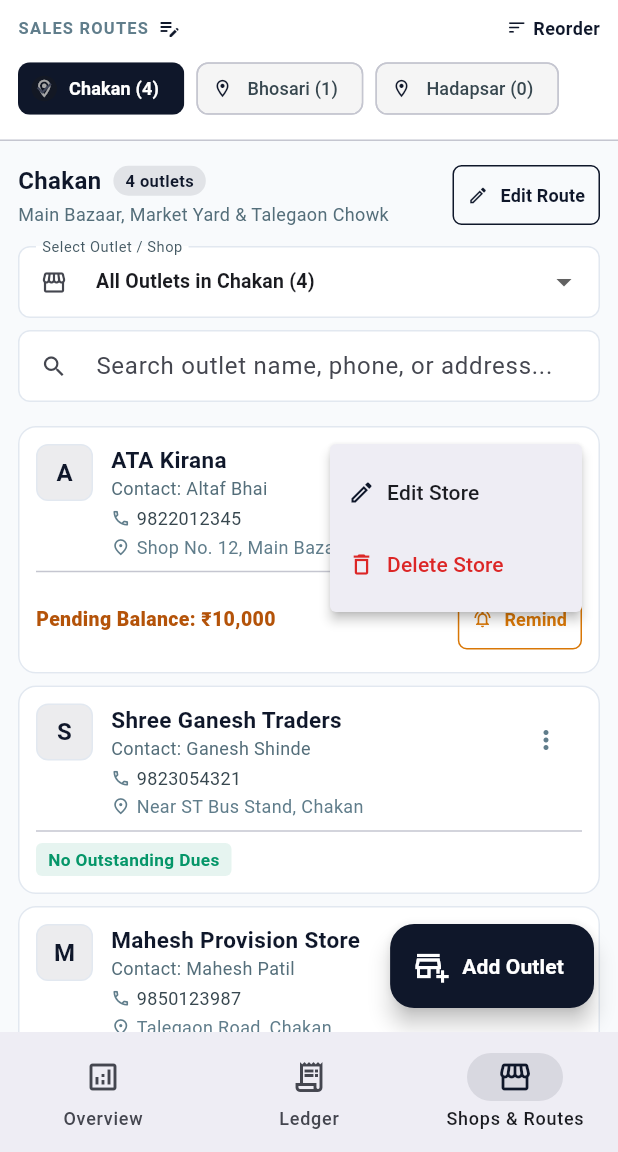
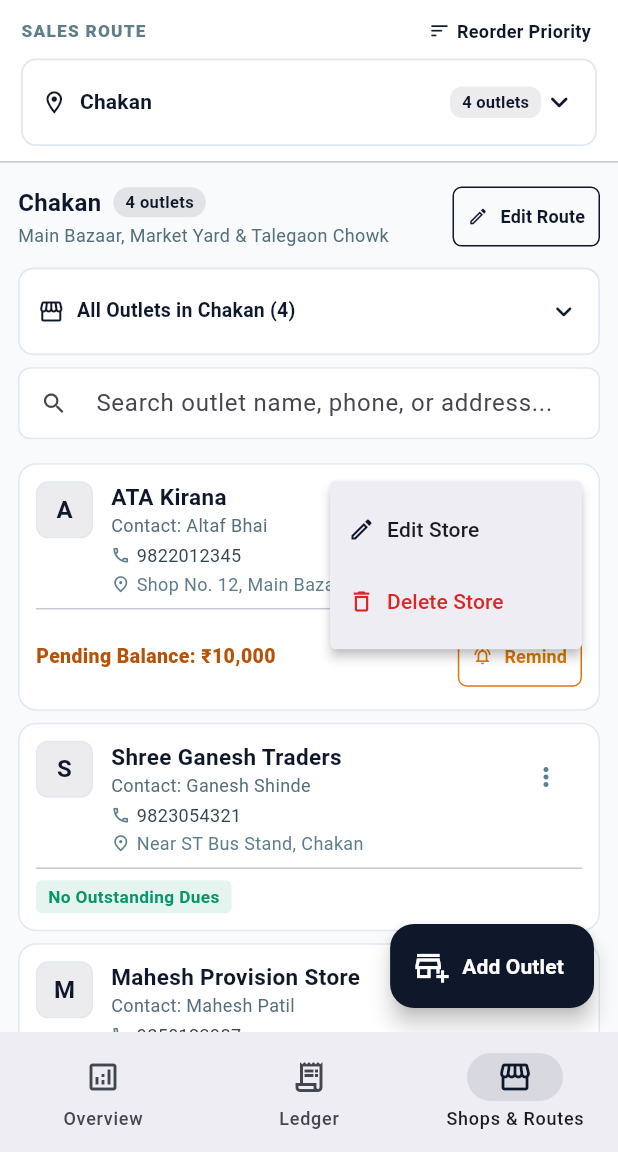
Before and after one commit to AtharvaKalhatkar/collection-app, a Flutter app: the screen it shows after launch, item 3 of the bottom bar chosen, after a tap on the "more vert" icon, on a phone screen of 412 x 824 dp, the part 84-1236 px from its top. Run offline on Flutter 3.47's test engine with Material 3 defaults, Android fonts, the phone set to English and light mode, and no system bars; our stand-ins replace cloud_firestore, firebase_core, firebase_storage, image_picker, pdf, printing and 1 more; missing offline and left inert: dart:html, excel; accounts and stored records are empty; statements that could not run were skipped.

Commit message:
feat: Convert sliding route chips to dropdown, fix outlet dropdown styling, and enforce route priority across app

```diff
--- a/lib/providers/collection_provider.dart
+++ b/lib/providers/collection_provider.dart
@@ -31,7 +31,11 @@ class CollectionProvider extends ChangeNotifier {
   String? _filterRouteId; // null means 'All'
   String _searchQuery = '';
 
-  List<RouteModel> get routes => _routes;
+  List<RouteModel> get routes {
+    final list = List<RouteModel>.from(_routes);
+    list.sort((a, b) => a.priority.compareTo(b.priority));
+    return list;
+  }
   List<ShopModel> get shops => _shops;
   List<CollectionModel> get collections => _collections;
   List<PendingBillModel> get pendingBills => _pendingBills;
@@ -84,6 +88,16 @@ class CollectionProvider extends ChangeNotifier {
     }
 
     _routes.sort((a, b) => a.priority.compareTo(b.priority));
+    bool routesResave = false;
+    for (int i = 0; i < _routes.length; i++) {
+      if (_routes[i].priority != i + 1) {
+        _routes[i] = _routes[i].copyWith(priority: i + 1);
+        routesResave = true;
+      }
+    }
+    if (routesResave) {
+      await _storage.saveRoutes(_routes);
+    }
 
     // Instant UI load from local cache
     _isLoading = false;
@@ -437,11 +451,52 @@ class CollectionProvider extends ChangeNotifier {
     if (idx != -1) {
       _routes[idx] = _routes[idx].copyWith(priority: newPriority);
       _routes.sort((a, b) => a.priority.compareTo(b.priority));
+      for (int i = 0; i < _routes.length; i++) {
+        _routes[i] = _routes[i].copyWith(priority: i + 1);
+        if (_firebase.isInitialized) {
+          _firebase.saveRoute(_routes[i]);
+        }
+      }
       await _storage.saveRoutes(_routes);
       notifyListeners();
-      if (_firebase.isInitialized) {
-        _firebase.saveRoute(_routes[idx]);
+    }
+  }
+
+  Future<void> setRouteOrder(List<String> orderedRouteIds) async {
+    for (int i = 0; i < orderedRouteIds.length; i++) {
+      final id = orderedRouteIds[i];
+      final idx = _routes.indexWhere((r) => r.id == id);
+      if (idx != -1) {
+        _routes[idx] = _routes[idx].copyWith(priority: i + 1);
+        if (_firebase.isInitialized) {
+          _firebase.saveRoute(_routes[idx]);
+        }
       }
+    }
+    _routes.sort((a, b) => a.priority.compareTo(b.priority));
+    await _storage.saveRoutes(_routes);
+    notifyListeners();
+  }
+
+  Future<void> moveRouteUp(String routeId) async {
+    final currentRoutes = routes;
+    final idx = currentRoutes.indexWhere((r) => r.id == routeId);
+    if (idx > 0) {
+      final temp = currentRoutes[idx];
+      currentRoutes[idx] = currentRoutes[idx - 1];
+      currentRoutes[idx - 1] = temp;
+      await setRouteOrder(currentRoutes.map((r) => r.id).toList());
+    }
+  }
+
+  Future<void> moveRouteDown(String routeId) async {
+    final currentRoutes = routes;
+    final idx = currentRoutes.indexWhere((r) => r.id == routeId);
+    if (idx != -1 && idx < currentRoutes.length - 1) {
+      final temp = currentRoutes[idx];
+      currentRoutes[idx] = currentRoutes[idx + 1];
+      currentRoutes[idx + 1] = temp;
+      await setRouteOrder(currentRoutes.map((r) => r.id).toList());
     }
   }
 
--- a/lib/screens/routes_shops_screen.dart
+++ b/lib/screens/routes_shops_screen.dart
@@ -78,16 +78,11 @@ class _RoutesShopsScreenState extends State<RoutesShopsScreen> {
                                 icon: const Icon(Icons.arrow_upward, size: 18),
                                 tooltip: 'Move Up',
                                 onPressed: idx > 0
-                                    ? () {
-                                        final currentPriority = idx + 1;
-                                        final prevRoute = routes[idx - 1];
-                                        final prevPriority = idx;
-                                        provider.updateRoutePriority(r.id, prevPriority);
-                                        provider.updateRoutePriority(prevRoute.id, currentPriority);
+                                    ? () async {
+                                        await provider.moveRouteUp(r.id);
                                         setDialogState(() {
-                                          routes[idx] = r.copyWith(priority: prevPriority);
-                                          routes[idx - 1] = prevRoute.copyWith(priority: currentPriority);
-                                          routes.sort((a, b) => a.priority.compareTo(b.priority));
+                                          routes.clear();
+                                          routes.addAll(provider.routes);
                                         });
                                       }
                                     : null,
@@ -96,16 +91,11 @@ class _RoutesShopsScreenState extends State<RoutesShopsScreen> {
                                 icon: const Icon(Icons.arrow_downward, size: 18),
                                 tooltip: 'Move Down',
                                 onPressed: idx < routes.length - 1
-                                    ? () {
-                                        final currentPriority = idx + 1;
-                                        final nextRoute = routes[idx + 1];
-                                        final nextPriority = idx + 2;
-                                        provider.updateRoutePriority(r.id, nextPriority);
-                                        provider.updateRoutePriority(nextRoute.id, currentPriority);
+                                    ? () async {
+                                        await provider.moveRouteDown(r.id);
                                         setDialogState(() {
-                                          routes[idx] = r.copyWith(priority: nextPriority);
-                                          routes[idx + 1] = nextRoute.copyWith(priority: currentPriority);
-                                          routes.sort((a, b) => a.priority.compareTo(b.priority));
+                                          routes.clear();
+                                          routes.addAll(provider.routes);
                                         });
                                       }
                                     : null,
@@ -240,9 +230,9 @@ class _RoutesShopsScreenState extends State<RoutesShopsScreen> {
       ),
       body: Column(
         children: [
-          // Route Horizontal Selector Bar with Priority Badges
+          // Route Dropdown Selector Bar
           Container(
-            padding: const EdgeInsets.symmetric(vertical: 10, horizontal: 12),
+            padding: const EdgeInsets.symmetric(vertical: 10, horizontal: 14),
             color: Colors.white,
             child: Column(
               crossAxisAlignment: CrossAxisAlignment.start,
@@ -250,32 +240,26 @@ class _RoutesShopsScreenState extends State<RoutesShopsScreen> {
                 Row(
                   mainAxisAlignment: MainAxisAlignment.spaceBetween,
                   children: [
-                    Row(
-                      children: [
                     const Text(
-                          'SALES ROUTES',
+                      'SALES ROUTE',
                       style: TextStyle(
-                            fontSize: 11,
-                            fontWeight: FontWeight.w700,
+                        fontSize: 11.5,
+                        fontWeight: FontWeight.w800,
                         letterSpacing: 0.8,
                         color: Colors.blueGrey,
                       ),
                     ),
-                        const SizedBox(width: 6),
                     InkWell(
                       onTap: () => _showPriorityDialog(context, provider),
-                          child: const Icon(Icons.edit_note, size: 16, color: AppTheme.primary),
-                        ),
-                      ],
-                    ),
-                    InkWell(
-                      onTap: () => _showPriorityDialog(context, provider),
-                      child: const Row(
-                        children: [
-                          Icon(Icons.sort_rounded, size: 14, color: AppTheme.primary),
+                      borderRadius: BorderRadius.circular(6),
+                      child: Padding(
+                        padding: const EdgeInsets.symmetric(horizontal: 4, vertical: 2),
+                        child: Row(
+                          children: const [
+                            Icon(Icons.sort_rounded, size: 15, color: AppTheme.primary),
                             SizedBox(width: 4),
                             Text(
-                            'Reorder',
+                              'Reorder Priority',
                               style: TextStyle(
                                 color: AppTheme.primary,
                                 fontWeight: FontWeight.w700,
@@ -283,6 +267,7 @@ class _RoutesShopsScreenState extends State<RoutesShopsScreen> {
                               ),
                             ),
                           ],
+                        ),
                       ),
                     ),
                   ],
@@ -303,40 +288,59 @@ class _RoutesShopsScreenState extends State<RoutesShopsScreen> {
                     ),
                   )
                 else
-                  SingleChildScrollView(
-                    scrollDirection: Axis.horizontal,
+                  Container(
+                    padding: const EdgeInsets.symmetric(horizontal: 12, vertical: 4),
+                    decoration: BoxDecoration(
+                      color: Colors.white,
+                      borderRadius: BorderRadius.circular(10),
+                      border: Border.all(color: AppTheme.border, width: 1.2),
+                    ),
+                    child: DropdownButtonHideUnderline(
+                      child: DropdownButton<String>(
+                        isExpanded: true,
+                        value: routes.any((r) => r.id == _selectedRouteId)
+                            ? _selectedRouteId
+                            : routes.first.id,
+                        icon: const Icon(Icons.keyboard_arrow_down_rounded, color: AppTheme.primary, size: 24),
+                        items: routes.map((r) {
+                          final count = provider.getShopsForRoute(r.id).length;
+                          return DropdownMenuItem<String>(
+                            value: r.id,
                             child: Row(
-                      children: routes.map((r) {
-                        final isSelected = _selectedRouteId == r.id;
-                        final count = provider.getShopsForRoute(r.id).length;
-                        return Padding(
-                          padding: const EdgeInsets.only(right: 8.0),
-                          child: FilterChip(
-                            avatar: Icon(
-                              Icons.location_on_outlined,
-                              size: 14,
-                              color: isSelected ? Colors.white : AppTheme.primary,
+                              children: [
+                                const Icon(Icons.location_on_outlined, size: 18, color: AppTheme.primary),
+                                const SizedBox(width: 8),
+                                Expanded(
+                                  child: Text(
+                                    r.name,
+                                    style: const TextStyle(fontWeight: FontWeight.w700, fontSize: 14, color: Color(0xFF0F172A)),
+                                    overflow: TextOverflow.ellipsis,
                                   ),
-                            label: Text('${r.name} ($count)'),
-                            selected: isSelected,
-                            selectedColor: AppTheme.primary,
-                            labelStyle: TextStyle(
-                              color: isSelected ? Colors.white : Colors.blueGrey.shade800,
-                              fontWeight: isSelected ? FontWeight.w700 : FontWeight.w500,
-                              fontSize: 12,
                                 ),
-                            backgroundColor: Colors.grey.shade100,
-                            onSelected: (val) {
-                              if (val) {
+                                Container(
+                                  padding: const EdgeInsets.symmetric(horizontal: 8, vertical: 2),
+                                  decoration: BoxDecoration(
+                                    color: AppTheme.primary.withValues(alpha: 0.08),
+                                    borderRadius: BorderRadius.circular(8),
+                                  ),
+                                  child: Text(
+                                    '$count outlets',
+                                    style: const TextStyle(fontSize: 11, fontWeight: FontWeight.bold, color: AppTheme.primary),
+                                  ),
+                                ),
+                              ],
+                            ),
+                          );
+                        }).toList(),
+                        onChanged: (val) {
+                          if (val != null) {
                             setState(() {
-                                  _selectedRouteId = r.id;
+                              _selectedRouteId = val;
                               _selectedShopId = null;
                             });
                           }
                         },
                       ),
-                        );
-                      }).toList(),
                     ),
                   ),
               ],
@@ -422,34 +426,90 @@ class _RoutesShopsScreenState extends State<RoutesShopsScreen> {
                   const SizedBox(height: 10),
 
                   // Outlet Dropdown Selector for this Route
-                  DropdownButtonFormField<String?>(
-                    key: ValueKey('outlet_dd_${_selectedRouteId}_$_selectedShopId'),
-                    initialValue: _selectedShopId,
+                  Container(
+                    padding: const EdgeInsets.symmetric(horizontal: 12, vertical: 4),
+                    decoration: BoxDecoration(
+                      color: Colors.white,
+                      borderRadius: BorderRadius.circular(10),
+                      border: Border.all(color: AppTheme.border, width: 1.2),
+                    ),
+                    child: DropdownButtonHideUnderline(
+                      child: DropdownButton<String?>(
+                        value: _selectedShopId,
                         isExpanded: true,
-                    decoration: InputDecoration(
-                      labelText: 'Select Outlet / Shop',
-                      prefixIcon: const Icon(Icons.storefront, size: 18),
-                      contentPadding: const EdgeInsets.symmetric(horizontal: 12, vertical: 10),
-                      border: OutlineInputBorder(borderRadius: BorderRadius.circular(8)),
+                        icon: const Icon(Icons.keyboard_arrow_down_rounded, color: AppTheme.primary, size: 22),
+                        hint: Row(
+                          children: [
+                            const Icon(Icons.storefront_outlined, size: 18, color: AppTheme.primary),
+                            const SizedBox(width: 8),
+                            Expanded(
+                              child: Text(
+                                outletsInSelectedRoute.isEmpty
+                                    ? 'No outlets in ${selectedRoute.name}'
+                                    : 'All Outlets in ${selectedRoute.name} (${outletsInSelectedRoute.length})',
+                                style: const TextStyle(fontWeight: FontWeight.w600, fontSize: 13, color: Color(0xFF0F172A)),
+                                overflow: TextOverflow.ellipsis,
                               ),
-                    items: [
+                            ),
+                          ],
+                        ),
+                        items: outletsInSelectedRoute.isEmpty
+                            ? [
                                 DropdownMenuItem<String?>(
                                   value: null,
+                                  child: Row(
+                                    children: [
+                                      const Icon(Icons.storefront_outlined, size: 18, color: Colors.blueGrey),
+                                      const SizedBox(width: 8),
+                                      Text(
+                                        'No outlets in ${selectedRoute.name}',
+                                        style: TextStyle(fontSize: 13, color: Colors.blueGrey.shade600),
+                                      ),
+                                    ],
+                                  ),
+                                ),
+                              ]
+                            : [
+                                DropdownMenuItem<String?>(
+                                  value: null,
+                                  child: Row(
+                                    children: [
+                                      const Icon(Icons.storefront_outlined, size: 18, color: AppTheme.primary),
+                                      const SizedBox(width: 8),
+                                      Expanded(
                                         child: Text(
                                           'All Outlets in ${selectedRoute.name} (${outletsInSelectedRoute.length})',
-                          style: const TextStyle(fontWeight: FontWeight.w600, fontSize: 13),
+                                          style: const TextStyle(fontWeight: FontWeight.w700, fontSize: 13, color: Color(0xFF0F172A)),
+                                          overflow: TextOverflow.ellipsis,
+                                        ),
+                                      ),
+                                    ],
                                   ),
                                 ),
                                 ...outletsInSelectedRoute.map(
                                   (s) => DropdownMenuItem<String?>(
                                     value: s.id,
-                          child: Text('${s.name} (${s.mobileNumber})', style: const TextStyle(fontSize: 13)),
+                                    child: Row(
+                                      children: [
+                                        const Icon(Icons.store_outlined, size: 18, color: AppTheme.primary),
+                                        const SizedBox(width: 8),
+                                        Expanded(
+                                          child: Text(
+                                            '${s.name} (${s.mobileNumber})',
+                                            style: const TextStyle(fontSize: 13, color: Color(0xFF0F172A)),
+                                            overflow: TextOverflow.ellipsis,
+                                          ),
+                                        ),
+                                      ],
+                                    ),
                                   ),
                                 ),
                               ],
                         onChanged: (val) {
                           setState(() => _selectedShopId = val);
                         },
+                      ),
+                    ),
                   ),
                   const SizedBox(height: 8),
                 ],
@@ -460,8 +520,21 @@ class _RoutesShopsScreenState extends State<RoutesShopsScreen> {
                     hintText: 'Search outlet name, phone, or address...',
                     prefixIcon: const Icon(Icons.search, size: 18),
                     isDense: true,
+                    filled: true,
+                    fillColor: Colors.white,
                     contentPadding: const EdgeInsets.symmetric(horizontal: 12, vertical: 10),
-                    border: OutlineInputBorder(borderRadius: BorderRadius.circular(8)),
+                    border: OutlineInputBorder(
+                      borderRadius: BorderRadius.circular(8),
+                      borderSide: const BorderSide(color: AppTheme.border),
+                    ),
+                    enabledBorder: OutlineInputBorder(
+                      borderRadius: BorderRadius.circular(8),
+                      borderSide: const BorderSide(color: AppTheme.border),
+                    ),
+                    focusedBorder: OutlineInputBorder(
+                      borderRadius: BorderRadius.circular(8),
+                      borderSide: const BorderSide(color: AppTheme.secondary, width: 1.5),
+                    ),
                     suffixIcon: _shopSearch.isNotEmpty
                         ? IconButton(
                             icon: const Icon(Icons.clear, size: 16),
```
Also changed, not shown: 1 other file. Lines whose indentation alone changed are shown as unchanged.
